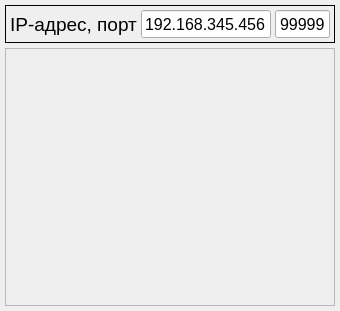
Above: res/settings.ui from kombatov/hdmi44mtx before the change. Below: the same form after it.
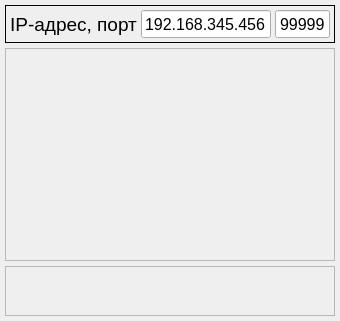
That is the form after the change.

The edit to the form file:
```diff
--- a/res/settings.ui
+++ b/res/settings.ui
@@ -7,7 +7,7 @@
     <x>0</x>
     <y>0</y>
     <width>340</width>
-    <height>311</height>
+    <height>321</height>
    </rect>
   </property>
   <property name="windowTitle">
@@ -174,7 +174,23 @@
     </widget>
    </item>
    <item>
-    <widget class="QFrame" name="frameTemplate">
+    <widget class="QFrame" name="frameCommand">
+     <property name="frameShape">
+      <enum>QFrame::StyledPanel</enum>
+     </property>
+     <property name="frameShadow">
+      <enum>QFrame::Raised</enum>
+     </property>
+    </widget>
+   </item>
+   <item>
+    <widget class="QFrame" name="frameSaveClose">
+     <property name="maximumSize">
+      <size>
+       <width>16777215</width>
+       <height>50</height>
+      </size>
+     </property>
      <property name="frameShape">
       <enum>QFrame::StyledPanel</enum>
      </property>
```
